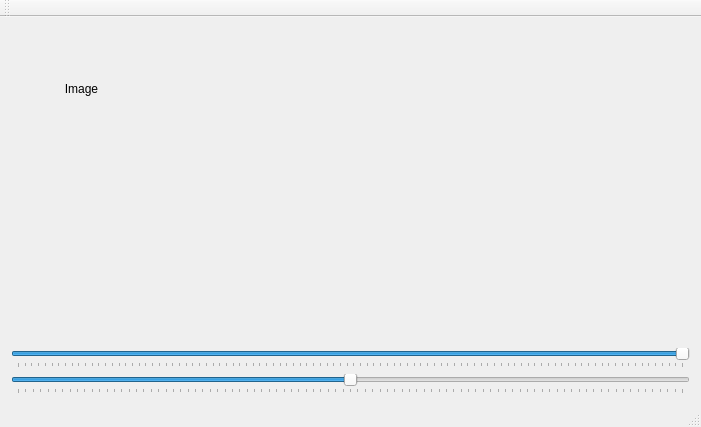
Above: Projet_Catakoi/mainwindow.ui from arnaudricaud/ProjetBM before the change. Below: the same form after it.
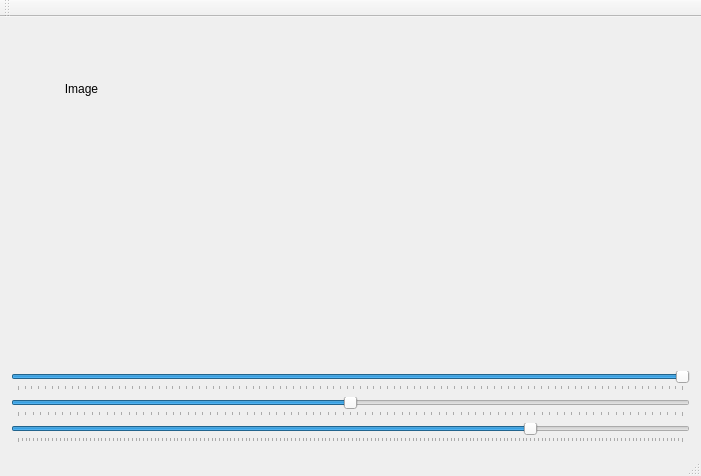
That is the form after the change. Custom widgets are drawn as their Qt base class.

```diff
--- a/Projet_Catakoi/mainwindow.ui
+++ b/Projet_Catakoi/mainwindow.ui
@@ -7,7 +7,7 @@
     <x>0</x>
     <y>0</y>
     <width>701</width>
-    <height>427</height>
+    <height>476</height>
    </rect>
   </property>
   <property name="windowTitle">
@@ -95,6 +95,25 @@
           </property>
          </widget>
         </item>
+        <item>
+         <widget class="QSlider" name="SliderAngleBras">
+          <property name="minimum">
+           <number>-135</number>
+          </property>
+          <property name="maximum">
+           <number>40</number>
+          </property>
+          <property name="orientation">
+           <enum>Qt::Horizontal</enum>
+          </property>
+          <property name="tickPosition">
+           <enum>QSlider::TicksBelow</enum>
+          </property>
+          <property name="tickInterval">
+           <number>1</number>
+          </property>
+         </widget>
+        </item>
        </layout>
       </item>
      </layout>
```
Left out of the diff: 19 changed lines with no effect on the pictures.
